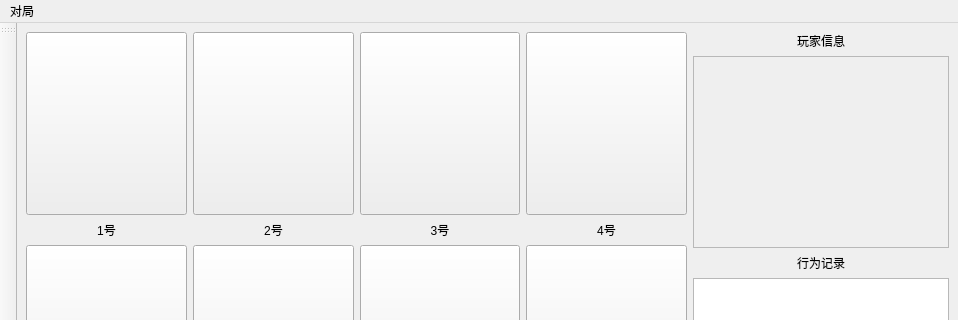
Qt form gui/main_window.ui (Remalloc/werewolf) before a commit; both pictures show x 0 to 958 and y 0 to 320 of the 958 by 696 pixel window.
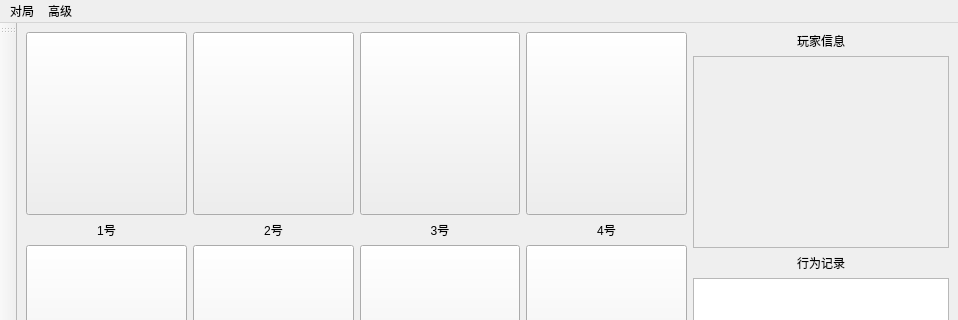
The same form after that commit.

What changed in the file:
```diff
--- a/gui/main_window.ui
+++ b/gui/main_window.ui
@@ -510,8 +510,17 @@
      <string>对局</string>
     </property>
     <addaction name="newGame"/>
+    <addaction name="teamAnalysis"/>
+    <addaction name="viewVote"/>
+   </widget>
+   <widget class="QMenu" name="menu">
+    <property name="title">
+     <string>高级</string>
+    </property>
+    <addaction name="setDefault"/>
    </widget>
    <addaction name="menuGame"/>
+   <addaction name="menu"/>
   </widget>
   <widget class="QStatusBar" name="statusbar"/>
   <widget class="QToolBar" name="toolBar">
```
Left out of the diff: 19 changed lines with no effect on the pictures.
